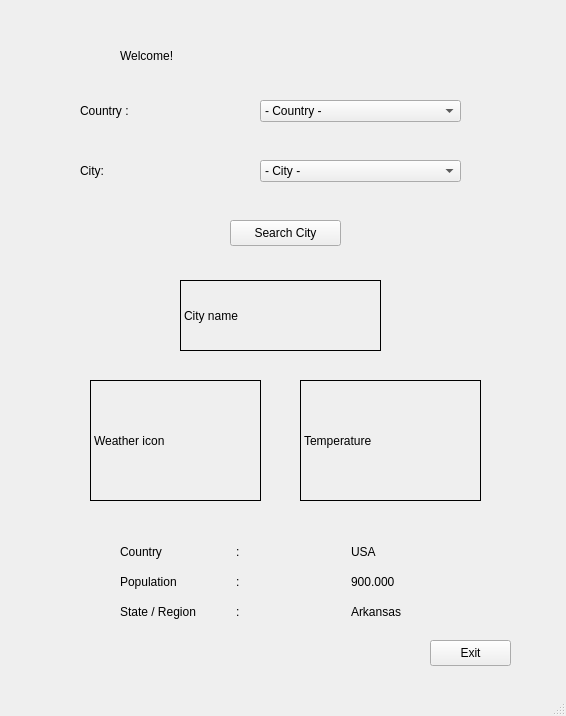
The window that weather_main.ui (melikkekaya/Weather_App) describes before a commit, drawn with Qt 5.
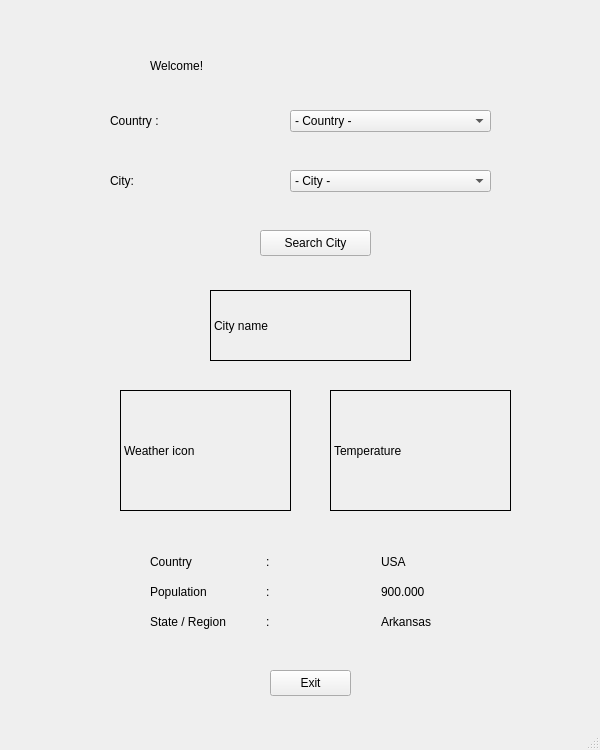
The same window after the commit.

Diff of the .ui file:
```diff
--- a/weather_main.ui
+++ b/weather_main.ui
@@ -6,10 +6,22 @@
    <rect>
     <x>0</x>
     <y>0</y>
-    <width>566</width>
-    <height>716</height>
+    <width>600</width>
+    <height>750</height>
    </rect>
   </property>
+  <property name="minimumSize">
+   <size>
+    <width>600</width>
+    <height>750</height>
+   </size>
+  </property>
+  <property name="maximumSize">
+   <size>
+    <width>600</width>
+    <height>750</height>
+   </size>
+  </property>
   <property name="windowTitle">
    <string>Weather App</string>
   </property>
@@ -17,8 +29,8 @@
    <widget class="QComboBox" name="main_combo_city">
     <property name="geometry">
      <rect>
-      <x>260</x>
-      <y>160</y>
+      <x>290</x>
+      <y>170</y>
       <width>201</width>
       <height>22</height>
      </rect>
@@ -52,8 +64,8 @@
    <widget class="QComboBox" name="main_combo_country">
     <property name="geometry">
      <rect>
-      <x>260</x>
-      <y>100</y>
+      <x>290</x>
+      <y>110</y>
       <width>201</width>
       <height>22</height>
      </rect>
@@ -82,8 +94,8 @@
    <widget class="QPushButton" name="main_btn_search">
     <property name="geometry">
      <rect>
-      <x>230</x>
-      <y>220</y>
+      <x>260</x>
+      <y>230</y>
       <width>111</width>
       <height>26</height>
      </rect>
@@ -95,8 +107,8 @@
    <widget class="QLabel" name="main_lbl_headingcountrytop">
     <property name="geometry">
      <rect>
-      <x>80</x>
-      <y>100</y>
+      <x>110</x>
+      <y>110</y>
       <width>111</width>
       <height>21</height>
      </rect>
@@ -108,8 +120,8 @@
    <widget class="QLabel" name="main_lbl_mainheading">
     <property name="geometry">
      <rect>
-      <x>120</x>
-      <y>30</y>
+      <x>150</x>
+      <y>40</y>
       <width>311</width>
       <height>51</height>
      </rect>
@@ -121,8 +133,8 @@
    <widget class="QLabel" name="main_lbl_headingcity">
     <property name="geometry">
      <rect>
-      <x>80</x>
-      <y>160</y>
+      <x>110</x>
+      <y>170</y>
       <width>111</width>
       <height>21</height>
      </rect>
@@ -134,8 +146,8 @@
    <widget class="QLabel" name="main_lbl_showcityname">
     <property name="geometry">
      <rect>
-      <x>180</x>
-      <y>280</y>
+      <x>210</x>
+      <y>290</y>
       <width>201</width>
       <height>71</height>
      </rect>
@@ -153,8 +165,8 @@
    <widget class="QLabel" name="main_lbl_showweathericon">
     <property name="geometry">
      <rect>
-      <x>90</x>
-      <y>380</y>
+      <x>120</x>
+      <y>390</y>
       <width>171</width>
       <height>121</height>
      </rect>
@@ -172,8 +184,8 @@
    <widget class="QLabel" name="main_lbl_showtemperature">
     <property name="geometry">
      <rect>
-      <x>300</x>
-      <y>380</y>
+      <x>330</x>
+      <y>390</y>
       <width>181</width>
       <height>121</height>
      </rect>
@@ -191,8 +203,8 @@
    <widget class="QWidget" name="gridLayoutWidget">
     <property name="geometry">
      <rect>
-      <x>120</x>
-      <y>540</y>
+      <x>150</x>
+      <y>550</y>
       <width>341</width>
       <height>84</height>
      </rect>
@@ -266,8 +278,8 @@
    <widget class="QPushButton" name="main_btn_exit">
     <property name="geometry">
      <rect>
-      <x>430</x>
-      <y>640</y>
+      <x>270</x>
+      <y>670</y>
       <width>81</width>
       <height>26</height>
      </rect>
```
Left out of the diff: 2 changed lines with no effect on the pictures.
